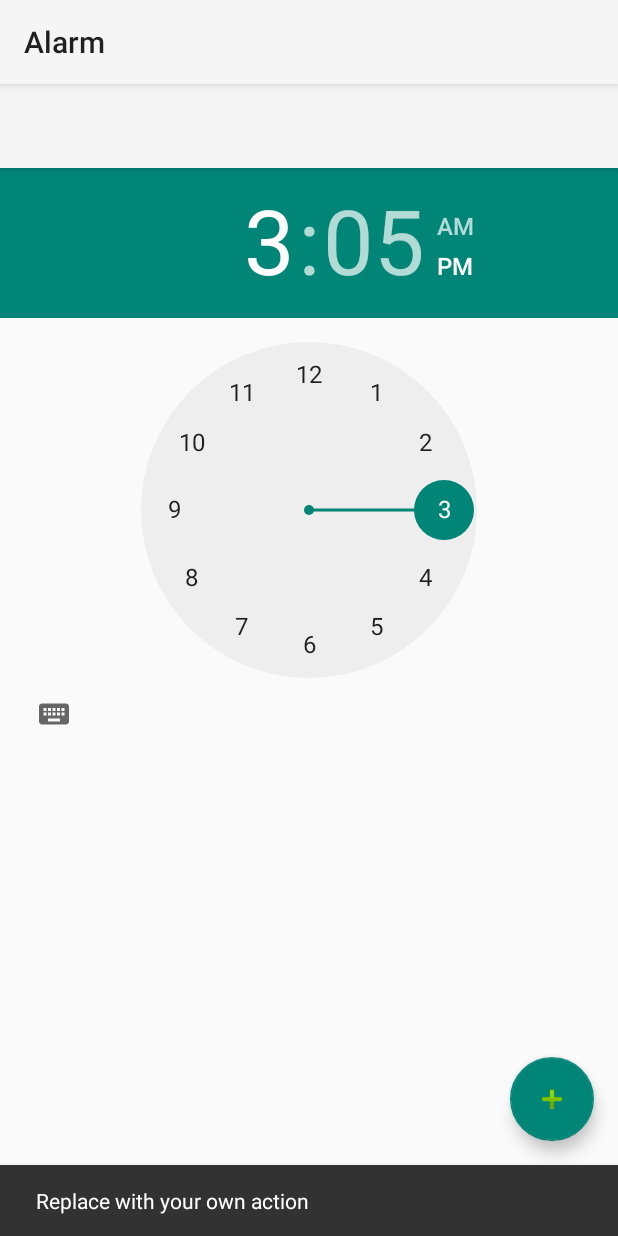
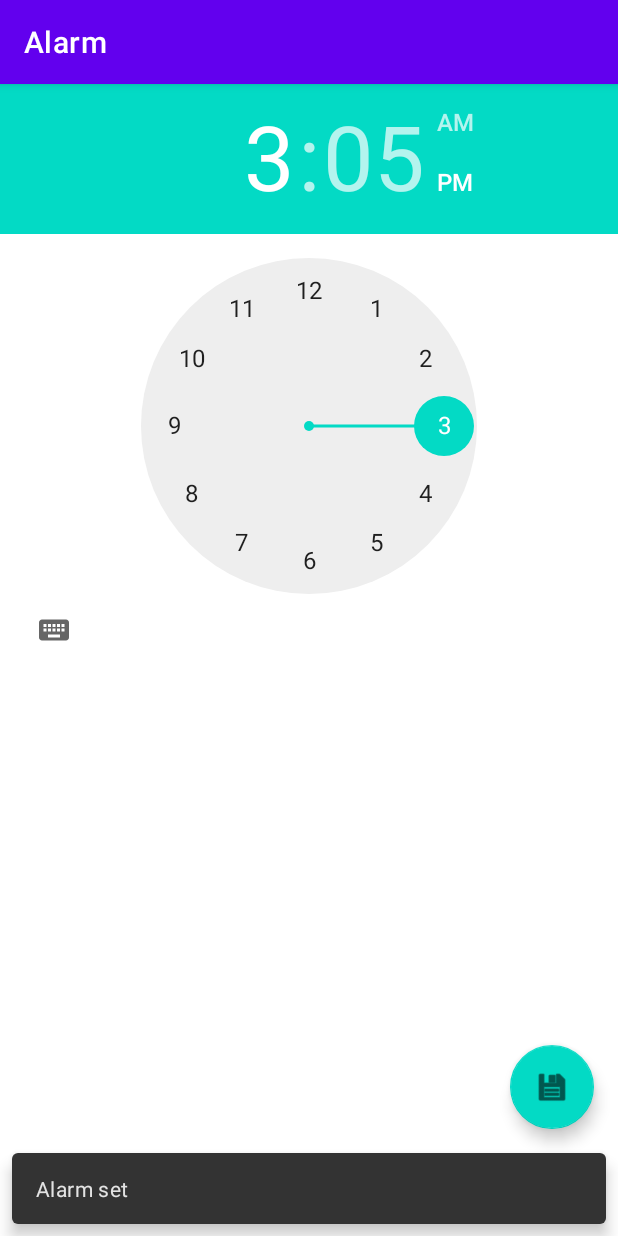
Before and after one commit to Methodology-Project/AlarmApp, an Android app: the screen it shows after launch (MainActivity), after a tap on an icon or button, on a phone screen of 412 x 824 dp. Run offline under Robolectric (Android 15) with nearby library versions, the light colour scheme and no system bars.

Commit message:
Fixed bugs, worked on fab and snackbar

```diff
--- a/app/src/main/AndroidManifest.xml
+++ b/app/src/main/AndroidManifest.xml
@@ -8,7 +8,7 @@
         android:label="@string/app_name"
         android:roundIcon="@mipmap/ic_launcher_round"
         android:supportsRtl="true"
-        android:theme="@style/Theme.AlarmApp">
+        android:theme="@style/Theme.Alarm">
         <activity android:name=".MainActivity">
             <intent-filter>
                 <action android:name="android.intent.action.MAIN" />
--- a/app/src/main/java/com/example/alarmapp/MainActivity.java
+++ b/app/src/main/java/com/example/alarmapp/MainActivity.java
@@ -37,8 +37,8 @@ public class MainActivity extends AppCompatActivity {
     protected void onCreate(Bundle savedInstanceState) {
         super.onCreate(savedInstanceState);
         setContentView(R.layout.activity_main);
-        Toolbar toolbar = findViewById(R.id.toolbar);
-        setSupportActionBar(toolbar);
+       // Toolbar toolbar = findViewById(R.id.toolbar);
+       // setSupportActionBar(toolbar);
 
 
         alarm_manager = (AlarmManager) getSystemService (ALARM_SERVICE);
@@ -74,7 +74,7 @@ public class MainActivity extends AppCompatActivity {
         FloatingActionButton fab = findViewById(R.id.fab);
         fab.setOnClickListener(new View.OnClickListener() {
             public void onClick(View view) {
-                Snackbar.make(view, "Replace with your own action", Snackbar.LENGTH_LONG)
+                Snackbar.make(view, "Alarm set", Snackbar.LENGTH_LONG)
                         .setAction("Action", null).show();
             }
         });
--- a/app/src/main/res/layout/activity_main.xml
+++ b/app/src/main/res/layout/activity_main.xml
@@ -11,12 +11,12 @@
         android:layout_height="wrap_content"
         android:theme="@style/Theme.Alarm.AppBarOverlay">
 
-        <androidx.appcompat.widget.Toolbar
+      <!--  <androidx.appcompat.widget.Toolbar
             android:id="@+id/toolbar"
             android:layout_width="match_parent"
             android:layout_height="?attr/actionBarSize"
             android:background="?attr/colorPrimary"
-            app:popupTheme="@style/Theme.Alarm.PopupOverlay" />
+            app:popupTheme="@style/Theme.Alarm.PopupOverlay" />-->
 
     </com.google.android.material.appbar.AppBarLayout>
 
@@ -28,6 +28,6 @@
         android:layout_height="wrap_content"
         android:layout_gravity="bottom|end"
         android:layout_margin="@dimen/fab_margin"
-        app:srcCompat="@android:drawable/ic_input_add" />
+        app:srcCompat="@android:drawable/ic_menu_save" />
 
 </androidx.coordinatorlayout.widget.CoordinatorLayout>
--- a/app/src/main/res/mipmap-anydpi-v26/ic_launcher.xml
+++ b/app/src/main/res/mipmap-anydpi-v26/ic_launcher.xml
@@ -1,5 +1,5 @@
 <?xml version="1.0" encoding="utf-8"?>
 <adaptive-icon xmlns:android="http://schemas.android.com/apk/res/android">
-    <background android:drawable="@drawable/ic_launcher_background" />
-    <foreground android:drawable="@drawable/ic_launcher_foreground" />
+    <background android:drawable="@color/ic_launcher_background"/>
+    <foreground android:drawable="@mipmap/ic_launcher_foreground"/>
 </adaptive-icon>
--- a/app/src/main/res/mipmap-anydpi-v26/ic_launcher_round.xml
+++ b/app/src/main/res/mipmap-anydpi-v26/ic_launcher_round.xml
@@ -1,5 +1,5 @@
 <?xml version="1.0" encoding="utf-8"?>
 <adaptive-icon xmlns:android="http://schemas.android.com/apk/res/android">
-    <background android:drawable="@drawable/ic_launcher_background" />
-    <foreground android:drawable="@drawable/ic_launcher_foreground" />
+    <background android:drawable="@color/ic_launcher_background"/>
+    <foreground android:drawable="@mipmap/ic_launcher_foreground"/>
 </adaptive-icon>
```
Also changed, not shown: app/src/main/res/mipmap-hdpi/ic_launcher.png, app/src/main/res/mipmap-hdpi/ic_launcher_round.png, app/src/main/res/mipmap-mdpi/ic_launcher.png, app/src/main/res/mipmap-mdpi/ic_launcher_round.png, app/src/main/res/mipmap-xhdpi/ic_launcher.png, app/src/main/res/mipmap-xhdpi/ic_launcher_round.png, app/src/main/res/mipmap-xxhdpi/ic_launcher.png, app/src/main/res/mipmap-xxhdpi/ic_launcher_round.png, app/src/main/res/mipmap-xxxhdpi/ic_launcher.png, app/src/main/res/mipmap-xxxhdpi/ic_launcher_round.png.
